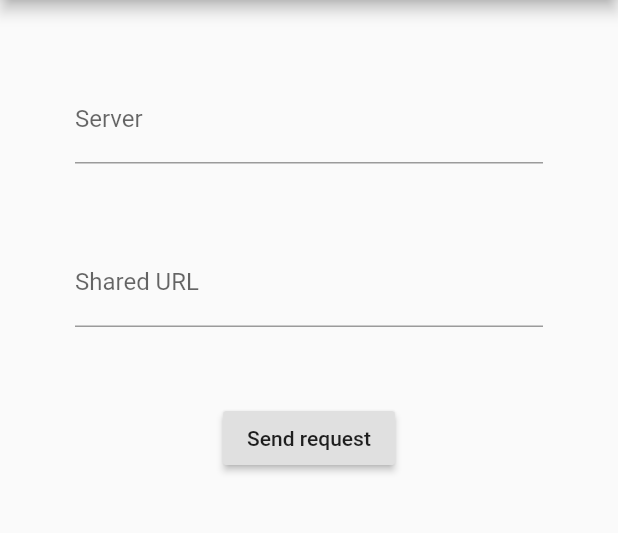
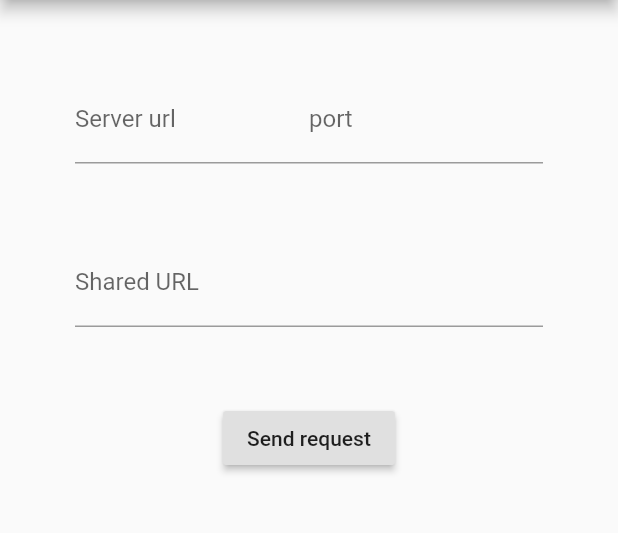
Before and after one commit to Hsodergren/ShareUrl, a Flutter app: the screen it shows after launch, after a tap on "Send request", on a phone screen of 412 x 824 dp, the part 84-617 px from its top. Run offline on Flutter 3.47's test engine with Material 2 defaults, Android fonts, the phone set to English and light mode, and no system bars; our stand-ins replace shared_preferences; missing offline and left inert: receive_sharing_intent; statements that could not run were skipped.

Commit message:
Send url query paramter to the server

```diff
--- a/lib/main.dart
+++ b/lib/main.dart
@@ -14,6 +14,7 @@ class MyApp extends StatefulWidget {
 class _MyAppState extends State<MyApp> {
   Future<SharedPreferences> _prefs = SharedPreferences.getInstance();
   StreamSubscription _intentDataStreamSubscription;
+  TextEditingController _portController = new TextEditingController();
   TextEditingController _serverController = new TextEditingController();
   TextEditingController _sharedController = new TextEditingController();
   String errorText = "";
@@ -26,6 +27,8 @@ class _MyAppState extends State<MyApp> {
       String s = prefs.getString("server_url");
       print("updating button: $s");
       _serverController.text = s;
+      s = prefs.getString("port");
+      _portController.text = s;
     }();
 
     // For sharing or opening urls/text coming from outside the app while the app is in the memory
@@ -54,7 +57,18 @@ class _MyAppState extends State<MyApp> {
     super.dispose();
   }
 
+  void onPortSubmit(String s) async {
+    s = s.trim();
+    final SharedPreferences prefs = await _prefs;
+    if (await prefs.setString("port", s)) {
+      setError("");
+    } else {
+      setError("Cannot set port value");
+    }
+  }
+
   void onTextBoxSubmit(String s) async {
+    s = s.trim();
     final SharedPreferences prefs = await _prefs;
     if (await prefs.setString("server_url", s)) {
       setError("");
@@ -64,7 +78,14 @@ class _MyAppState extends State<MyApp> {
   }
 
   void sendReqButton() async {
-    http.Response resp = await http.post(_serverController.text);
+    Uri a = Uri(
+      scheme:"http",
+      host: _serverController.text.trim(),
+      port: int.parse(_portController.text.trim()),
+      queryParameters: {"url": _sharedController.text.trim()}
+    );
+    print("URL = ${a.toString()}");
+    http.Response resp = await http.post(a.toString());
     int code = resp.statusCode;
     if (code == 200) {
       setError("");
@@ -94,12 +115,28 @@ class _MyAppState extends State<MyApp> {
             child: Column(
               children: <Widget>[
                 SizedBox(height: 50),
-                TextField(
+                Row(
+                  children: <Widget>[
+                    Expanded(
+                      child: TextField (
                         controller: _serverController,
-                  onSubmitted:  onTextBoxSubmit,
+                        onSubmitted: onTextBoxSubmit,
                         decoration: InputDecoration(
-                    labelText: "Server",
+                          labelText: "Server url",
                         ),
+                      ),
+                    ),
+                    Expanded(
+                      child: TextField (
+                        controller: _portController,
+                        onSubmitted: onPortSubmit,
+                        keyboardType: TextInputType.number,
+                        decoration: InputDecoration(
+                          labelText: "port",
+                        ),
+                      ),
+                    ),
+                  ],
                 ),
                 SizedBox(height: 50),
                 TextField(
```
Lines whose indentation alone changed are shown as unchanged.
